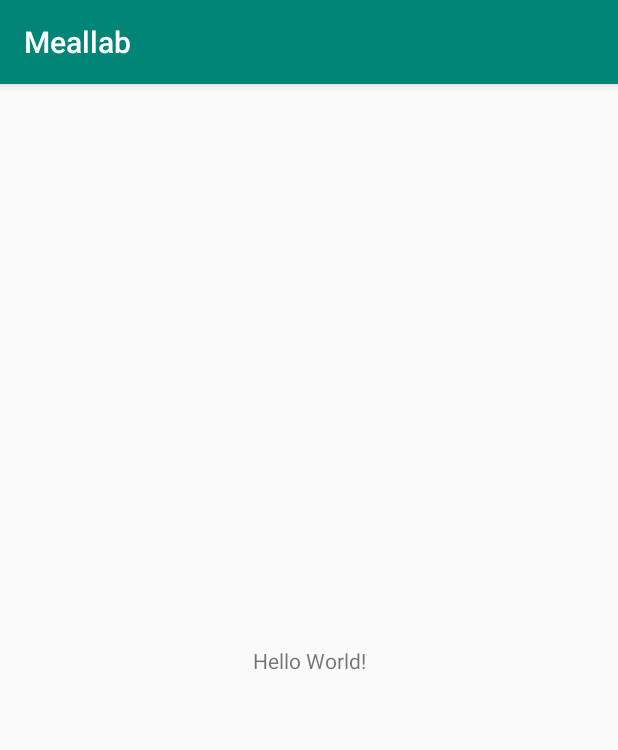
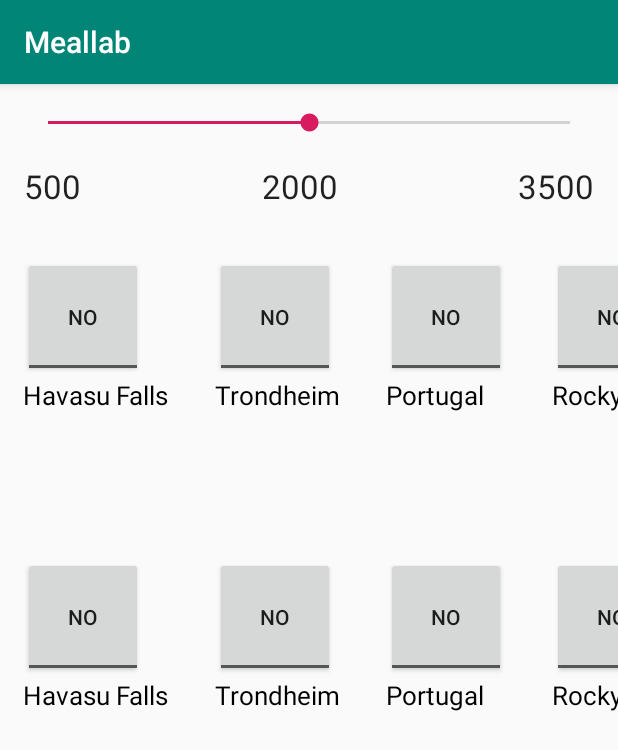
Before and after one commit to ArneGerits/Meallab, an Android app: the screen it shows after launch (MainActivity), on a phone screen of 412 x 824 dp. Shown: the top 750 px of the screen. Run offline under Robolectric (Android 15) with nearby library versions, the phone set to English and light mode, and no system bars; our stand-ins replace CircleImageView; pictures from the network do not load.

Commit message:
added simple horizontal recyclerview. Source: https://www.youtube.com/watch?v=Vyqz_-sJGFk
Signed-off-by: arneg <arnegerits@gmail.com>

```diff
--- a/app/build.gradle
+++ b/app/build.gradle
@@ -26,4 +26,15 @@ dependencies {
     testImplementation 'junit:junit:4.12'
     androidTestImplementation 'androidx.test.ext:junit:1.1.0'
     androidTestImplementation 'androidx.test.espresso:espresso-core:3.1.1'
+    implementation 'androidx.recyclerview:recyclerview:1.1.0'
+
+    //glide
+    implementation 'com.github.bumptech.glide:glide:4.11.0'
+    annotationProcessor 'com.github.bumptech.glide:compiler:4.11.0'
+
+    //image circle view
+    implementation 'de.hdodenhof:circleimageview:3.1.0'
+    implementation 'com.google.android.material:material:1.0.0'
+
+
 }
--- a/app/src/main/AndroidManifest.xml
+++ b/app/src/main/AndroidManifest.xml
@@ -1,6 +1,8 @@
 <?xml version="1.0" encoding="utf-8"?>
 <manifest xmlns:android="http://schemas.android.com/apk/res/android"
     package="com.example.meallab">
+
+    <uses-permission android:name="android.permission.INTERNET"/>
 
     <application
         android:allowBackup="true"
--- a/app/src/main/java/com/example/meallab/MainActivity.java
+++ b/app/src/main/java/com/example/meallab/MainActivity.java
@@ -4,8 +4,13 @@ import androidx.appcompat.app.AppCompatActivity;
 import androidx.recyclerview.widget.LinearLayoutManager;
 import androidx.recyclerview.widget.RecyclerView;
 
+
+
 import android.os.Bundle;
 import android.util.Log;
+import android.widget.SeekBar;
+import android.widget.SeekBar.OnSeekBarChangeListener;
+import android.widget.TextView;
 
 import java.util.ArrayList;
 
@@ -16,6 +21,7 @@ public class MainActivity extends AppCompatActivity {
     //vars
     private ArrayList<String> mNames = new ArrayList<>();
     private ArrayList<String> mImageUrls = new ArrayList<>();
+    private TextView mTextView;
 
 
     @Override
@@ -25,6 +31,25 @@ public class MainActivity extends AppCompatActivity {
         Log.d(TAG, "onCreate : started.");
 
         initImageBitmaps();
+
+        final SeekBar bar = (SeekBar)this.findViewById(R.id.seekBar);
+        mTextView = ((TextView)MainActivity.this.findViewById(R.id.textView));
+        bar.setOnSeekBarChangeListener(new SeekBar.OnSeekBarChangeListener(){
+            @Override
+            public void onProgressChanged(SeekBar seekBar, int progress, boolean fromUser) {
+                int value = 500 + (progress * 100);
+                MainActivity.this.mTextView.setText(String.format("%d", value));
+
+            }
+            @Override
+            public void onStartTrackingTouch(SeekBar seekBar){
+
+            }
+            @Override
+            public void onStopTrackingTouch(SeekBar seekBar){
+
+            }
+        });
     }
 
     private void initImageBitmaps(){
@@ -66,9 +91,12 @@ public class MainActivity extends AppCompatActivity {
     private void initRecyclerView() {
 
         Log.d(TAG, "initRecyclerView: init recyvlerview");
-        RecyclerView recyclerView = findViewById(R.id.recyclerv_view);
+        RecyclerView recyclerViewAllergies = findViewById(R.id.recyclerv_view_allergies);
+        RecyclerView recyclerViewDiets = findViewById(R.id.recyclerv_view_diets);
         RecyclerViewAdapter adapter = new RecyclerViewAdapter(this,mNames,mImageUrls);
-        recyclerView.setAdapter(adapter);
-        recyclerView.setLayoutManager(new LinearLayoutManager(this, RecyclerView.HORIZONTAL,false));
+        recyclerViewAllergies.setAdapter(adapter);
+        recyclerViewAllergies.setLayoutManager(new LinearLayoutManager(this, RecyclerView.HORIZONTAL,false));
+        recyclerViewDiets.setAdapter(adapter);
+        recyclerViewDiets.setLayoutManager(new LinearLayoutManager(this, RecyclerView.HORIZONTAL, false));
     }
 }
--- /dev/null
+++ b/app/src/main/java/com/example/meallab/RecyclerViewAdapter.java
@@ -0,0 +1,85 @@
+package com.example.meallab;
+
+import android.content.Context;
+import android.util.Log;
+import android.view.LayoutInflater;
+import android.view.View;
+import android.view.ViewGroup;
+import android.widget.RelativeLayout;
+import android.widget.TextView;
+import android.widget.Toast;
+import android.widget.ToggleButton;
+
+import androidx.annotation.NonNull;
+import androidx.recyclerview.widget.RecyclerView;
+
+import com.bumptech.glide.Glide;
+
+import java.util.ArrayList;
+
+import de.hdodenhof.circleimageview.CircleImageView;
+
+public class RecyclerViewAdapter extends RecyclerView.Adapter<RecyclerViewAdapter.ViewHolder>{
+
+    private static final String TAG = "RecyclerViewAdapter";
+
+    private ArrayList<String> mImageNames = new ArrayList<>();
+    private ArrayList<String> mImages = new ArrayList<>();
+    private Context mContext;
+
+    public RecyclerViewAdapter(Context mContext, ArrayList<String> mImageNames, ArrayList<String> mImages) {
+        this.mImageNames = mImageNames;
+        this.mImages = mImages;
+        this.mContext = mContext;
+    }
+
+    @NonNull
+    @Override
+    public ViewHolder onCreateViewHolder(@NonNull ViewGroup parent, int viewType) {
+        View view = LayoutInflater.from(parent.getContext()).inflate(R.layout.layout_list_toggle,parent,false);
+        ViewHolder holder = new ViewHolder(view);
+        return holder;
+    }
+
+    @Override
+    public void onBindViewHolder(@NonNull ViewHolder holder, final int position) {
+        Log.d(TAG, "onBindViewHolder: called.");
+
+        Glide.with(mContext)
+                .asBitmap()
+                .load(mImages.get(position));
+
+        holder.imageName.setText(mImageNames.get(position));
+
+        holder.parentLayout.setOnClickListener(new View.OnClickListener(){
+            @Override
+            public void onClick(View view){
+                Log.d(TAG, "onClick : clicked on : " + mImageNames.get(position));
+
+                Toast.makeText(mContext,mImageNames.get(position),Toast.LENGTH_SHORT).show();
+
+            }
+        });
+    }
+
+    @Override
+    public int getItemCount() {
+        return mImageNames.size();
+    }
+
+    public class ViewHolder extends RecyclerView.ViewHolder{
+
+        //CircleImageView image;
+        //TO BE CORRECTED: naam is nog image, dit zou moeten worden togglebutton of iets dergelijks
+        ToggleButton image;
+        TextView imageName;
+        RelativeLayout parentLayout;
+
+        public ViewHolder(@NonNull View itemView) {
+            super(itemView);
+            image = itemView.findViewById(R.id.toggle);
+            imageName = itemView.findViewById(R.id.toggle_name);
+            parentLayout = itemView.findViewById(R.id.parent_layout);
+        }
+    }
+}
--- a/app/src/main/res/layout/activity_main.xml
+++ b/app/src/main/res/layout/activity_main.xml
@@ -6,13 +6,75 @@
     android:layout_height="match_parent"
     tools:context=".MainActivity">
 
+    <androidx.recyclerview.widget.RecyclerView
+        android:layout_marginTop="100dp"
+        android:layout_marginBottom="300dp"
+        android:layout_width="match_parent"
+        android:layout_height="match_parent"
+        android:id="@+id/recyclerv_view_allergies"></androidx.recyclerview.widget.RecyclerView>
+
+    <androidx.recyclerview.widget.RecyclerView
+        android:layout_marginBottom="100dp"
+        android:layout_marginTop="300dp"
+        android:layout_width="match_parent"
+        android:layout_height="match_parent"
+        android:id="@+id/recyclerv_view_diets"></androidx.recyclerview.widget.RecyclerView>
+
+
+    <SeekBar
+        android:id="@+id/seekBar"
+        android:layout_width="match_parent"
+        android:layout_height="20dp"
+        android:layout_marginStart="16dp"
+        android:layout_marginTop="16dp"
+        android:layout_marginEnd="16dp"
+        android:max="30"
+        android:progress="15"
+
+        app:layout_constraintTop_toTopOf="parent" />
+
     <TextView
+        android:id="@+id/textView"
         android:layout_width="wrap_content"
         android:layout_height="wrap_content"
-        android:text="Hello World!"
-        app:layout_constraintBottom_toBottomOf="parent"
-        app:layout_constraintLeft_toLeftOf="parent"
-        app:layout_constraintRight_toRightOf="parent"
-        app:layout_constraintTop_toTopOf="parent" />
+        android:layout_gravity="center_vertical"
+        android:layout_marginStart="16dp"
+        android:layout_marginTop="16dp"
+        android:layout_marginEnd="16dp"
+        android:layout_marginBottom="16dp"
+        android:text="2000"
+        android:textAppearance="?android:attr/textAppearanceLarge"
+        app:layout_constraintBottom_toTopOf="@+id/recyclerv_view_allergies"
+        app:layout_constraintEnd_toStartOf="@+id/textView3"
+        app:layout_constraintStart_toEndOf="@+id/textView2"
+        app:layout_constraintTop_toBottomOf="@+id/seekBar" />
+
+    <TextView
+        android:id="@+id/textView2"
+        android:layout_width="wrap_content"
+        android:layout_height="wrap_content"
+        android:layout_gravity="center_vertical"
+        android:layout_marginStart="16dp"
+        android:layout_marginTop="16dp"
+        android:layout_marginBottom="16dp"
+        android:text="500"
+        android:textAppearance="?android:attr/textAppearanceLarge"
+        app:layout_constraintBottom_toTopOf="@+id/recyclerv_view_allergies"
+        app:layout_constraintStart_toStartOf="parent"
+        app:layout_constraintTop_toBottomOf="@+id/seekBar" />
+
+    <TextView
+        android:id="@+id/textView3"
+        android:layout_width="wrap_content"
+        android:layout_height="wrap_content"
+        android:layout_gravity="center_vertical"
+        android:layout_marginTop="16dp"
+        android:layout_marginEnd="16dp"
+        android:layout_marginBottom="16dp"
+        android:text="3500"
+        android:textAppearance="?android:attr/textAppearanceLarge"
+        app:layout_constraintBottom_toTopOf="@+id/recyclerv_view_allergies"
+        app:layout_constraintEnd_toEndOf="parent"
+        app:layout_constraintTop_toBottomOf="@+id/seekBar" />
 
 </androidx.constraintlayout.widget.ConstraintLayout>
--- /dev/null
+++ b/app/src/main/res/layout/layout_list_toggle.xml
@@ -0,0 +1,34 @@
+<?xml version="1.0" encoding="utf-8"?>
+<RelativeLayout xmlns:android="http://schemas.android.com/apk/res/android"
+    android:layout_width="wrap_content" android:layout_height="wrap_content"
+    android:padding="15dp"
+    android:id="@+id/parent_layout"
+    >
+
+    <android.widget.ToggleButton
+        android:layout_width="80dp"
+        android:layout_height="80dp"
+        android:id="@+id/toggle"
+        android:src="@mipmap/ic_launcher"
+        android:textOn="Yes"
+        android:textOff="No"/>
+
+
+    <TextView
+        android:layout_width="wrap_content"
+        android:layout_height="wrap_content"
+        android:text="Dummytext"
+        android:id="@+id/toggle_name"
+        android:layout_below="@+id/toggle"
+        android:textColor="#000"
+        android:layout_centerVertical="true"
+        android:textSize="17dp"
+
+        />
+
+
+
+
+
+
+</RelativeLayout>
--- /dev/null
+++ b/app/src/main/res/layout/layout_listitem.xml
@@ -0,0 +1,32 @@
+<?xml version="1.0" encoding="utf-8"?>
+<RelativeLayout xmlns:android="http://schemas.android.com/apk/res/android"
+    android:layout_width="wrap_content" android:layout_height="wrap_content"
+    android:padding="15dp"
+    android:id="@+id/parent_layout"
+    >
+
+    <de.hdodenhof.circleimageview.CircleImageView
+        android:layout_width="80dp"
+        android:layout_height="80dp"
+        android:id="@+id/image"
+        android:src="@mipmap/ic_launcher" />
+
+    <TextView
+        android:layout_width="wrap_content"
+        android:layout_height="wrap_content"
+        android:text="Dummytext"
+        android:id="@+id/image_name"
+        android:layout_toRightOf="@+id/image"
+        android:textColor="#000"
+        android:layout_centerVertical="true"
+        android:layout_marginLeft="30dp"
+        android:textSize="17dp"
+
+        />
+
+
+
+
+
+
+</RelativeLayout>
```
